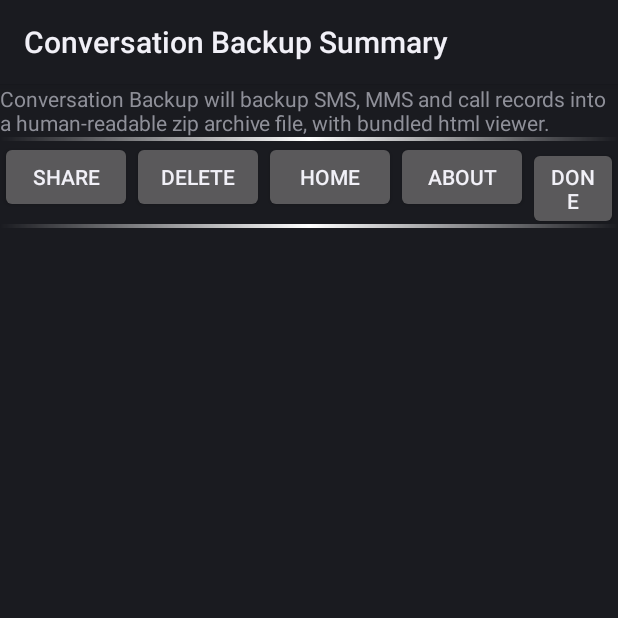
After one commit to ugorji/android-conversation-backup, an Android app: the ArchivesActivity screen opened directly, with no data from a screen before it, on a phone screen of 412 x 824 dp, the top half of it. The commit adds this screen. Run offline under Robolectric (Android 15) with nearby library versions, the phone set to English and light mode, and no system bars.

Commit message:
Streamline UI and operations
remove ResultActivity and streamline UI

We now remove ResultActivity and the log file, and just use the
progress bar to show status.

We added an OK button to ProgressDialog so that we can close it as needed.

introduce ArchivesActivity to handle re-send or delete old archives
- files are stored in filesDir of the app
- You can now view all archives created by us, and delete or re-send them somewhere.
- feedback during app use done via progress dialog

```diff
--- a/app/src/main/AndroidManifest.xml
+++ b/app/src/main/AndroidManifest.xml
@@ -22,18 +22,16 @@
             <intent-filter>
                 <action android:name="net.ugorji.android.androidconversationbackup.UPDATE_PROGRESS" />
                 <action android:name="android.intent.action.MAIN" />
-
                 <category android:name="android.intent.category.LAUNCHER" />
             </intent-filter>
         </activity>
         <activity
-            android:name="net.ugorji.android.conversationbackup.ResultActivity"
+            android:name="net.ugorji.android.conversationbackup.ArchivesActivity"
             android:label="@string/result_activity_name">
             <intent-filter>
-                <action android:name="net.ugorji.android.androidconversationbackup.SHOW_RESULT" />
+                <action android:name="net.ugorji.android.androidconversationbackup.ARCHIVES" />
             </intent-filter>
         </activity>
-
         <service android:name="net.ugorji.android.conversationbackup.ProcessingService" />
 
         <provider
--- /dev/null
+++ b/app/src/main/java/net/ugorji/android/conversationbackup/ArchivesActivity.java
@@ -0,0 +1,163 @@
+package net.ugorji.android.conversationbackup;
+
+import android.app.AlertDialog;
+import android.app.Dialog;
+import android.content.Intent;
+import android.net.Uri;
+import android.support.v4.content.FileProvider;
+import android.util.Log;
+import android.util.SparseBooleanArray;
+import android.widget.Button;
+import android.widget.ListView;
+import android.widget.TextView;
+import android.widget.ArrayAdapter;
+import java.io.File;
+import java.util.ArrayList;
+import java.util.Date;
+import java.util.Formatter;
+
+public class ArchivesActivity extends BaseCBActivity {
+  private static final String TAG = ArchivesActivity.class.getSimpleName();
+  private  static final int CONFIRM_DELETE_DIALOG = 201;
+
+  private StringBuilder fmtstr = new StringBuilder();
+  private Formatter fmt = new Formatter(fmtstr);
+
+  private ListView listView;
+
+  private class ListEntity {
+    private String name;
+    private Date date;
+    private long size;
+
+    ListEntity(String name, Date date, long size) {
+      this.name = name;
+      this.date = date;
+      this.size= size;
+    }
+
+    public String toString() {
+      fmtstr.delete(0, fmtstr.length());
+      fmt.format("%1$s%n%2$tY-%2$tm-%2$td %2$tH:%2$tM:%2$tS%n%3$.2fMB", name, date, size*1.0/1000/1000);
+      return fmtstr.toString();
+        // return name + "\n" + date + "\n" + SDF.format(date) + "\n" + ;
+    }
+  }
+
+  private ArrayAdapter<ListEntity> listAdapter;
+
+  @Override
+  protected void onCreateBaseCallback() {
+    setContentView(R.layout.archives);
+    aboutAppButton = (Button) findViewById(R.id.archives_about_app);
+    exitAppButton = (Button) findViewById(R.id.archives_exit_app);
+    homeButton = (Button) findViewById(R.id.archives_home);
+    // updateText();
+    Button shareButton = (Button)findViewById(R.id.archives_share);
+    shareButton.setOnClickListener(view -> ArchivesActivity.this.share());
+    Button deleteButton = (Button)findViewById(R.id.archives_delete);
+    deleteButton.setOnClickListener(view -> showDialog(CONFIRM_DELETE_DIALOG));
+
+    listAdapter = new ArrayAdapter<ListEntity>(this, R.layout.archives_list_item);
+    loadListAdapter();
+
+    listView = (ListView)findViewById(R.id.archives_list);
+    listView.setChoiceMode(ListView.CHOICE_MODE_MULTIPLE);
+    listView.setAdapter(listAdapter);
+  }
+
+  @Override
+  protected Dialog onCreateDialog(int id) {
+    Dialog dialog = super.onCreateDialog(id);
+    if (dialog != null) return dialog;
+    AlertDialog.Builder builder;
+    switch (id) {
+    case CONFIRM_DELETE_DIALOG:
+        builder = new AlertDialog.Builder(this)
+          .setMessage(getString(R.string.delete_selected_archives_question))
+          .setCancelable(false)
+          .setPositiveButton(getString(R.string.prompt_yes),
+                             (dialog1, id1) -> ArchivesActivity.this.delete())
+          .setNegativeButton(getString(R.string.prompt_no), Helper.CancelDialogOnClick);
+        dialog = builder.create();
+        break;
+    default:
+      dialog = null;
+    }
+    return dialog;
+  }
+
+
+
+  @Override
+  public void onResume() {
+    super.onResume();
+    loadListAdapter();
+  }
+
+  private ArrayList<ListEntity> entities() {
+    ArrayList<ListEntity> r = new ArrayList<ListEntity>(listView.getCheckedItemCount());
+    SparseBooleanArray a = listView.getCheckedItemPositions();
+    for(int i = 0; i < a.size(); i++) {
+      if (a.valueAt(i)) r.add((ListEntity)listView.getItemAtPosition(a.keyAt(i)));
+    }
+    return r;
+  }
+
+  private void logg(String action) {
+    SparseBooleanArray a = listView.getCheckedItemPositions();
+    Log.d(TAG, "calling " + action +
+            " on checked items of count: " + listView.getCheckedItemCount() +
+            ", and item positions of size: " + a.size());
+    for(int i = 0; i < a.size(); i++) {
+      int j = a.keyAt(i);
+      if (a.valueAt(i)) Log.d(TAG, "item: " + j + ": " + listView.getItemAtPosition(j));
+    }
+  }
+
+  private void share() {
+    // logg("share");
+    int num = listView.getCheckedItemCount();
+    if(num <= 0) return;
+    ArrayList<Uri> uris = new ArrayList<Uri>(num);
+    for(ListEntity e: entities()) {
+      Uri uri = FileProvider.getUriForFile(this, BuildConfig.APPLICATION_ID + ".provider", new File(getFilesDir(), e.name));
+      uris.add(uri);
+    }
+
+    Intent shareIntent = new Intent();
+    shareIntent.setAction(Intent.ACTION_SEND_MULTIPLE);
+    shareIntent.putExtra(Intent.EXTRA_TEXT, getString(R.string.attached_message));
+    shareIntent.putExtra(Intent.EXTRA_SUBJECT, getString(R.string.attached_subject));
+    shareIntent.putParcelableArrayListExtra(Intent.EXTRA_STREAM, uris);
+    shareIntent.setType("application/zip");
+    startActivity(Intent.createChooser(shareIntent, getString(R.string.share_archive_message)));
+
+    // listView.clearChoices();
+  }
+
+  private void delete() {
+    // logg("delete");
+    int num = listView.getCheckedItemCount();
+    if(num <= 0) return;
+    for(ListEntity e: entities()) {
+      Helper.deleteFile(new File(getFilesDir(), e.name));
+    }
+    loadListAdapter();
+    listView.clearChoices();
+  }
+
+  private void loadListAdapter() {
+    listAdapter.clear();
+    // look at all files in the directory, and add them to the list
+    File d = getFilesDir();
+    for (File f : getFilesDir().listFiles()) {
+      String fname = f.getName();
+      if(fname.startsWith("android_conversation_backup") && fname.endsWith(".zip")) {
+        listAdapter.add(new ListEntity(fname, new Date(f.lastModified()), f.length()));
+      }
+    }
+    listAdapter.notifyDataSetChanged();
+  }
+
+}
--- /dev/null
+++ b/app/src/main/res/layout/archives.xml
@@ -0,0 +1,74 @@
+<?xml version="1.0" encoding="utf-8"?>
+
+<ScrollView xmlns:android="http://schemas.android.com/apk/res/android"
+  android:id="@+id/archives_main_scrollview"
+  android:fillViewport="true"
+  android:layout_width="fill_parent"
+  android:layout_height="fill_parent">
+  <LinearLayout android:id="@+id/archives_main_layout"
+     android:orientation="vertical"
+     android:layout_width="fill_parent"
+     android:layout_height="fill_parent"
+     android:scrollbarAlwaysDrawVerticalTrack="true" >
+    <TextView android:id="@+id/archives_summary"
+              android:layout_width="fill_parent"
+              android:layout_height="wrap_content"
+              android:text="@string/summary" />
+    <View
+          android:background="@drawable/black_white_gradient"
+          android:layout_width="fill_parent"
+          android:layout_height="1dp"
+          android:layout_below="@id/summary" />
+    <View
+          android:background="@drawable/black_white_gradient"
+          android:layout_width="fill_parent"
+          android:layout_height="1dp"
+          android:layout_below="@id/backup_call_records" />
+
+    <LinearLayout android:id="@+id/archives_buttons_layout"
+        android:orientation="horizontal"
+        android:layout_width="fill_parent"
+        android:layout_height="wrap_content" >
+      <Button
+          android:id="@+id/archives_share"
+          android:layout_width="wrap_content"
+          android:layout_height="wrap_content"
+          android:text="@string/share" />
+      <Button
+          android:id="@+id/archives_delete"
+          android:layout_width="wrap_content"
+          android:layout_height="wrap_content"
+          android:text="@string/delete" />
+      <Button
+          android:id="@+id/archives_home"
+          android:layout_width="wrap_content"
+          android:layout_height="wrap_content"
+          android:text="@string/home" />
+      <Button
+          android:id="@+id/archives_about_app"
+          android:layout_width="wrap_content"
+          android:layout_height="wrap_content"
+          android:text="@string/about_app" />
+      <Button
+          android:id="@+id/archives_exit_app"
+          android:layout_width="wrap_content"
+          android:layout_height="wrap_content"
+          android:text="@string/exit_app" />
+    </LinearLayout>
+    <View
+        android:background="@drawable/black_white_gradient"
+        android:layout_width="fill_parent"
+        android:layout_height="1dp"
+        android:layout_below="@id/summary" />
+    <View
+        android:background="@drawable/black_white_gradient"
+        android:layout_width="fill_parent"
+        android:layout_height="1dp"
+        android:layout_below="@id/backup_call_records" />
+    <ListView
+        android:id="@+id/archives_list"
+        android:layout_width="match_parent"
+        android:layout_height="fill_parent"
+        android:fillViewport="true" />
+  </LinearLayout>
+</ScrollView>
--- a/app/src/main/res/layout/main.xml
+++ b/app/src/main/res/layout/main.xml
@@ -109,6 +109,11 @@
          android:layout_height="wrap_content"
          android:text="@string/run_backup" />
       <Button
+         android:id="@+id/archives"
+         android:layout_width="wrap_content"
+         android:layout_height="wrap_content"
+         android:text="@string/archives" />
+      <Button
          android:id="@+id/about_app"
          android:layout_width="wrap_content"
          android:layout_height="wrap_content"
--- a/app/src/main/res/values/strings.xml
+++ b/app/src/main/res/values/strings.xml
@@ -26,12 +26,16 @@
   <string name="summary">Conversation Backup will backup SMS, MMS and call records into a human-readable zip archive file, with bundled html viewer.</string>
   <string name="backup_conversation">Backup Conversation</string>
   <string name="run_backup">Run Backup</string>
-  <string name="about_app">About App</string>
+  <string name="about_app">About</string>
+  <string name="archives">Archives</string>
   <string name="home">Home</string>
+  <string name="delete">Delete</string>
+  <string name="share">Share</string>
   <string name="exit_app">Done</string>
   <string name="attached_message">Attached.</string>
   <string name="attached_subject">Conversation Backup Archive</string>
   <string name="start_processing_prompt_message">Start processing conversation backup?</string>
+  <string name="delete_selected_archives_question">Delete selected archives?</string>
   <string name="progress_message_default">Processing Conversation backup</string>
   <string name="archive_shared_success">Sent Conversation Archive SUCCESSFULLY</string>
   <string name="archive_shared_fail">Sending Conversation Archive FAILED</string>
@@ -47,6 +51,7 @@
   <string name="completed_processing">Completed Processing Conversation Backup</string>
   <string name="prompt_yes">Yes</string>
   <string name="prompt_no">No</string>
+  <string name="prompt_ok">Ok</string>
   <string name="ellipsis">" ... "</string>
   <string name="done">" DONE "</string>
 
```
Also changed, not shown: app/build.gradle (+6 -2 lines), app/src/main/java/net/ugorji/android/conversationbackup/BaseCBActivity.java (+12 -41 lines), app/src/main/java/net/ugorji/android/conversationbackup/Helper.java (+19 -32 lines), app/src/main/java/net/ugorji/android/conversationbackup/HomeActivity.java (+71 -135 lines), app/src/main/java/net/ugorji/android/conversationbackup/ProcessingService.java (+3 -26 lines), app/src/main/res/color/archives_list_item.xml (added, +11 -0 lines), app/src/main/res/layout/archives_list_item.xml (added, +35 -0 lines), 1 other file.
